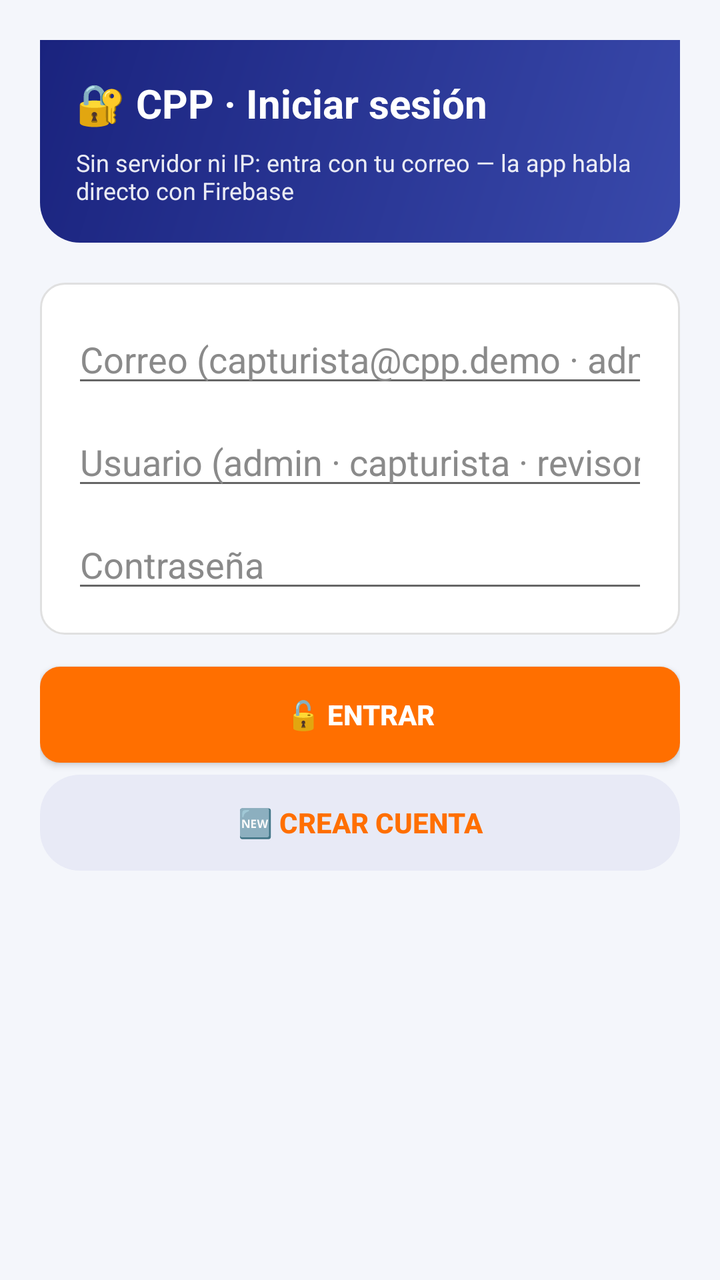
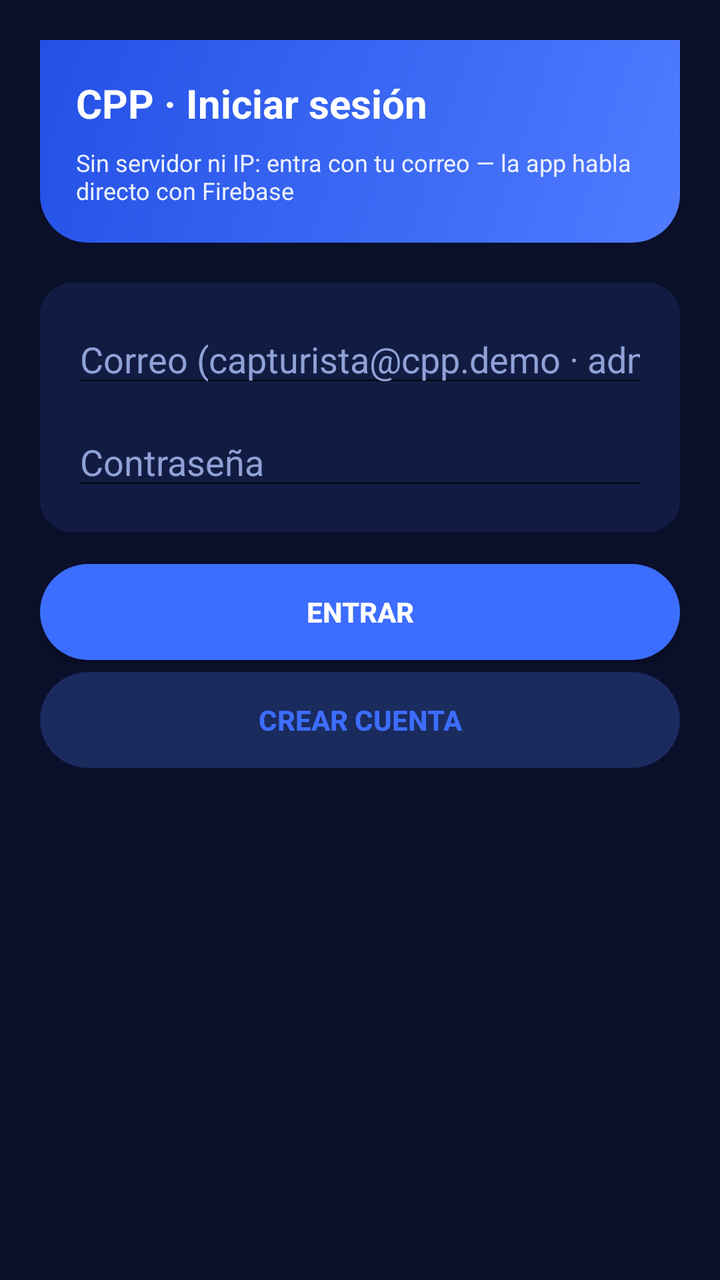

Before-and-after screenshots of an Android layout around one commit, followed by the original layout XML and the change that was made.
<!-- AndroidManifest.xml: application theme Theme.CPP -->
<!-- res/layout/activity_login.xml -->
<?xml version="1.0" encoding="utf-8"?>
<ScrollView xmlns:android="http://schemas.android.com/apk/res/android"
    android:layout_width="match_parent"
    android:layout_height="match_parent"
    android:fillViewport="true">

    <LinearLayout
        android:layout_width="match_parent"
        android:layout_height="wrap_content"
        android:background="@color/fondo_pantalla"
        android:gravity="center_horizontal"
        android:orientation="vertical"
        android:padding="20dp">

        
        <LinearLayout
            android:layout_width="match_parent"
            android:layout_height="wrap_content"
            android:layout_marginBottom="20dp"
            android:background="@drawable/bg_encabezado"
            android:orientation="vertical"
            android:padding="18dp">

            <TextView
                android:layout_width="match_parent"
                android:layout_height="wrap_content"
                android:text="@string/titulo_login"
                android:textColor="@color/blanco"
                android:textSize="20sp"
                android:textStyle="bold" />

            <TextView
                android:layout_width="match_parent"
                android:layout_height="wrap_content"
                android:layout_marginTop="8dp"
                android:text="@string/subtitulo_login_s10"
                android:textColor="@color/blanco_90"
                android:textSize="12sp" />
        </LinearLayout>

        
        <LinearLayout
            android:layout_width="match_parent"
            android:layout_height="wrap_content"
            android:background="@drawable/bg_tarjeta_blanca"
            android:orientation="vertical"
            android:padding="16dp">

            <EditText
                android:id="@+id/txtCorreoLogin"
                android:layout_width="match_parent"
                android:layout_height="wrap_content"
                android:hint="@string/hint_correo"
                android:inputType="textEmailAddress"
                android:maxLines="1"
                android:textColor="@color/texto_sobre_tarjeta"
                android:textColorHint="@color/hint_sobre_tarjeta" />

            <EditText
                android:id="@+id/txtUsuarioLogin"
                android:layout_width="match_parent"
                android:layout_height="wrap_content"
                android:layout_marginTop="10dp"
                android:hint="@string/hint_usuario"
                android:inputType="text"
                android:maxLines="1"
                android:textColor="@color/texto_sobre_tarjeta"
                android:textColorHint="@color/hint_sobre_tarjeta" />

            <EditText
                android:id="@+id/txtPasswordLogin"
                android:layout_width="match_parent"
                android:layout_height="wrap_content"
                android:layout_marginTop="10dp"
                android:hint="@string/hint_password"
                android:inputType="textPassword"
                android:maxLines="1"
                android:textColor="@color/texto_sobre_tarjeta"
                android:textColorHint="@color/hint_sobre_tarjeta" />
        </LinearLayout>

        
        <Button
            android:id="@+id/btnEntrar"
            android:layout_width="match_parent"
            android:layout_height="wrap_content"
            android:layout_marginTop="16dp"
            android:background="@drawable/bg_boton_principal"
            android:text="@string/btn_entrar"
            android:textColor="@color/texto_boton_principal"
            android:textStyle="bold" />

        
        <Button
            android:id="@+id/btnCrearCuenta"
            style="?android:attr/borderlessButtonStyle"
            android:layout_width="match_parent"
            android:layout_height="wrap_content"
            android:layout_marginTop="6dp"
            android:background="@drawable/bg_boton_pill"
            android:text="@string/btn_crear_cuenta"
            android:textColor="@color/acento"
            android:textStyle="bold" />

        <ProgressBar
            android:id="@+id/barraLogin"
            android:layout_width="wrap_content"
            android:layout_height="wrap_content"
            android:layout_marginTop="12dp"
            android:indeterminateTint="@color/acento"
            android:visibility="gone" />

        
        <TextView
            android:id="@+id/txtResultadoLogin"
            android:layout_width="match_parent"
            android:layout_height="wrap_content"
            android:layout_marginTop="12dp"
            android:background="@drawable/bg_veredicto"
            android:padding="14dp"
            android:textColor="@color/texto_normal"
            android:textIsSelectable="true"
            android:textSize="14sp"
            android:visibility="gone" />
    </LinearLayout>
</ScrollView>
<!-- resources referenced by this layout -->
<resources>
  <color name="acento">#FF6F00</color>
  <color name="blanco">#FFFFFF</color>
  <color name="blanco_90">#E6FFFFFF</color>
  <color name="fondo_pantalla">#F4F6FB</color>
  <color name="hint_sobre_tarjeta">#8A8A8A</color>
  <color name="texto_normal">#212121</color>
  <color name="texto_sobre_tarjeta">#212121</color>
  <!-- drawable bg_boton_pill (drawable) -->
  <?xml version="1.0" encoding="utf-8"?>
  <shape xmlns:android="http://schemas.android.com/apk/res/android"
      android:shape="rectangle">
      <corners android:radius="20dp" />
      <solid android:color="@color/primario_pastel" />
  </shape>
  <!-- drawable bg_boton_principal (drawable) -->
  <?xml version="1.0" encoding="utf-8"?>
  <selector xmlns:android="http://schemas.android.com/apk/res/android">
      <item android:state_enabled="false">
          <shape android:shape="rectangle">
              <corners android:radius="10dp" />
              <solid android:color="@color/gris_pendiente_claro" />
          </shape>
      </item>
      <item>
          <shape android:shape="rectangle">
              <corners android:radius="10dp" />
              <solid android:color="@color/acento" />
          </shape>
      </item>
  </selector>
  <!-- drawable bg_encabezado (drawable) -->
  <?xml version="1.0" encoding="utf-8"?>
  <shape xmlns:android="http://schemas.android.com/apk/res/android"
      android:shape="rectangle">
      <gradient
          android:angle="315"
          android:endColor="@color/primario_medio"
          android:startColor="@color/primario" />
      <corners
          android:bottomLeftRadius="20dp"
          android:bottomRightRadius="20dp" />
  </shape>
  <!-- drawable bg_tarjeta_blanca (drawable) -->
  <?xml version="1.0" encoding="utf-8"?>
  <shape xmlns:android="http://schemas.android.com/apk/res/android"
      android:shape="rectangle">
      <corners android:radius="12dp" />
      <solid android:color="@color/blanco" />
      <stroke
          android:width="1dp"
          android:color="@color/borde_tarjeta" />
  </shape>
  <!-- drawable bg_veredicto (drawable) -->
  <?xml version="1.0" encoding="utf-8"?>
  <shape xmlns:android="http://schemas.android.com/apk/res/android"
      android:shape="rectangle">
      <corners android:radius="12dp" />
      <solid android:color="@color/blanco" />
      <stroke
          android:width="1dp"
          android:color="@color/borde_tarjeta" />
  </shape>
  <string name="btn_crear_cuenta">🆕 Crear cuenta</string>
  <string name="btn_entrar">🔓 Entrar</string>
  <string name="hint_correo">Correo (capturista@cpp.demo · admin@cpp.demo …)</string>
  <string name="hint_password">Contraseña</string>
  <string name="hint_usuario">Usuario (admin · capturista · revisor)</string>
  <string name="titulo_login">🔐 CPP · Iniciar sesión</string>
  <style name="Theme.CPP" parent="Theme.AppCompat.DayNight.DarkActionBar">
          <item name="colorPrimary">@color/primario</item>
          <item name="colorPrimaryDark">@color/primario_oscuro</item>
          <item name="colorAccent">@color/acento</item>
      </style>
  <color name="primario_pastel">#E8EAF6</color>
  <color name="gris_pendiente_claro">#F5F5F5</color>
  <color name="primario_medio">#3949AB</color>
  <color name="primario">#1A237E</color>
  <color name="borde_tarjeta">#E0E0E0</color>
  <color name="primario_oscuro">#0D1442</color>
  <!-- unchanged entries left out for length: 1 -->
</resources>

<!-- the commit's change to res/layout/activity_login.xml (unified diff, before → after) -->
@@ -2,7 +2,8 @@
 <ScrollView xmlns:android="http://schemas.android.com/apk/res/android"
     android:layout_width="match_parent"
     android:layout_height="match_parent"
-    android:fillViewport="true">
+    android:fillViewport="true"
+    android:fitsSystemWindows="true">
 
     <LinearLayout
         android:layout_width="match_parent"
@@ -56,17 +57,7 @@
                 android:textColor="@color/texto_sobre_tarjeta"
                 android:textColorHint="@color/hint_sobre_tarjeta" />
 
-            <EditText
-                android:id="@+id/txtUsuarioLogin"
-                android:layout_width="match_parent"
-                android:layout_height="wrap_content"
-                android:layout_marginTop="10dp"
-                android:hint="@string/hint_usuario"
-                android:inputType="text"
-                android:maxLines="1"
-                android:textColor="@color/texto_sobre_tarjeta"
-                android:textColorHint="@color/hint_sobre_tarjeta" />
-
+            
             <EditText
                 android:id="@+id/txtPasswordLogin"
                 android:layout_width="match_parent"
<!-- resource entries referenced after the edit -->
@@ -1,17 +1,17 @@
 <!-- resources referenced by this layout -->
 <resources>
-  <color name="acento">#FF6F00</color>
+  <color name="acento">#3D6DFF</color>
   <color name="blanco">#FFFFFF</color>
   <color name="blanco_90">#E6FFFFFF</color>
-  <color name="fondo_pantalla">#F4F6FB</color>
-  <color name="hint_sobre_tarjeta">#8A8A8A</color>
-  <color name="texto_normal">#212121</color>
-  <color name="texto_sobre_tarjeta">#212121</color>
+  <color name="fondo_pantalla">#0A102A</color>
+  <color name="hint_sobre_tarjeta">#8FA1D6</color>
+  <color name="texto_normal">#D9E2FF</color>
+  <color name="texto_sobre_tarjeta">#E4EBFF</color>
   <!-- drawable bg_boton_pill (drawable) -->
   <?xml version="1.0" encoding="utf-8"?>
   <shape xmlns:android="http://schemas.android.com/apk/res/android"
       android:shape="rectangle">
-      <corners android:radius="20dp" />
+      <corners android:radius="26dp" />
       <solid android:color="@color/primario_pastel" />
   </shape>
   <!-- drawable bg_boton_principal (drawable) -->
@@ -19,13 +19,13 @@
   <selector xmlns:android="http://schemas.android.com/apk/res/android">
       <item android:state_enabled="false">
           <shape android:shape="rectangle">
-              <corners android:radius="10dp" />
+              <corners android:radius="28dp" />
               <solid android:color="@color/gris_pendiente_claro" />
           </shape>
       </item>
       <item>
           <shape android:shape="rectangle">
-              <corners android:radius="10dp" />
+              <corners android:radius="28dp" />
               <solid android:color="@color/acento" />
           </shape>
       </item>
@@ -39,46 +39,54 @@
           android:endColor="@color/primario_medio"
           android:startColor="@color/primario" />
       <corners
-          android:bottomLeftRadius="20dp"
-          android:bottomRightRadius="20dp" />
+          android:bottomLeftRadius="24dp"
+          android:bottomRightRadius="24dp" />
   </shape>
   <!-- drawable bg_tarjeta_blanca (drawable) -->
   <?xml version="1.0" encoding="utf-8"?>
   <shape xmlns:android="http://schemas.android.com/apk/res/android"
       android:shape="rectangle">
-      <corners android:radius="12dp" />
-      <solid android:color="@color/blanco" />
-      <stroke
-          android:width="1dp"
-          android:color="@color/borde_tarjeta" />
+      <corners android:radius="16dp" />
+      <solid android:color="@color/tarjeta" />
   </shape>
   <!-- drawable bg_veredicto (drawable) -->
   <?xml version="1.0" encoding="utf-8"?>
   <shape xmlns:android="http://schemas.android.com/apk/res/android"
       android:shape="rectangle">
-      <corners android:radius="12dp" />
-      <solid android:color="@color/blanco" />
-      <stroke
-          android:width="1dp"
-          android:color="@color/borde_tarjeta" />
+      <corners android:radius="16dp" />
+      <solid android:color="@color/tarjeta" />
   </shape>
-  <string name="btn_crear_cuenta">🆕 Crear cuenta</string>
-  <string name="btn_entrar">🔓 Entrar</string>
+  <string name="btn_crear_cuenta">Crear cuenta</string>
+  <string name="btn_entrar">Entrar</string>
   <string name="hint_correo">Correo (capturista@cpp.demo · admin@cpp.demo …)</string>
   <string name="hint_password">Contraseña</string>
-  <string name="hint_usuario">Usuario (admin · capturista · revisor)</string>
-  <string name="titulo_login">🔐 CPP · Iniciar sesión</string>
+  <string name="titulo_login">CPP · Iniciar sesión</string>
   <style name="Theme.CPP" parent="Theme.AppCompat.DayNight.DarkActionBar">
           <item name="colorPrimary">@color/primario</item>
           <item name="colorPrimaryDark">@color/primario_oscuro</item>
           <item name="colorAccent">@color/acento</item>
+          <item name="android:windowBackground">@color/fondo_pantalla</item>
+          
+          <item name="android:forceDarkAllowed">false</item>
+          <item name="android:colorBackground">@color/fondo_pantalla</item>
+          <item name="alertDialogTheme">@style/CPPDialogo</item>
+          <item name="android:textColorHint">@color/hint_sobre_tarjeta</item>
       </style>
-  <color name="primario_pastel">#E8EAF6</color>
-  <color name="gris_pendiente_claro">#F5F5F5</color>
-  <color name="primario_medio">#3949AB</color>
-  <color name="primario">#1A237E</color>
-  <color name="borde_tarjeta">#E0E0E0</color>
-  <color name="primario_oscuro">#0D1442</color>
+  <color name="primario_pastel">#1A2B5E</color>
+  <color name="gris_pendiente_claro">#1C2A55</color>
+  <color name="primario_medio">#4F7CFF</color>
+  <color name="primario">#2451E6</color>
+  <color name="tarjeta">#121C42</color>
+  <color name="primario_oscuro">#0A1230</color>
+  <style name="CPPDialogo" parent="Theme.AppCompat.Dialog.Alert">
+          <item name="android:windowBackground">@drawable/bg_tarjeta_blanca</item>
+          <item name="colorAccent">@color/acento</item>
+          <item name="android:textColor">@color/texto_sobre_tarjeta</item>
+          <item name="android:textColorPrimary">@color/texto_sobre_tarjeta</item>
+          <item name="android:textColorHint">@color/hint_sobre_tarjeta</item>
+          <item name="colorControlActivated">@color/acento</item>
+          <item name="colorControlNormal">@color/hint_sobre_tarjeta</item>
+      </style>
   <!-- unchanged entries left out for length: 1 -->
 </resources>
 
